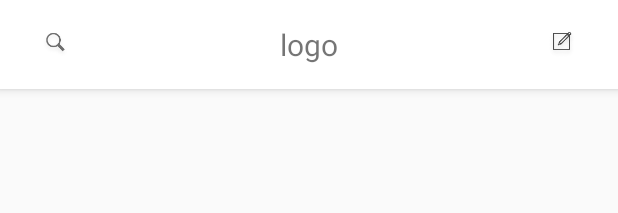
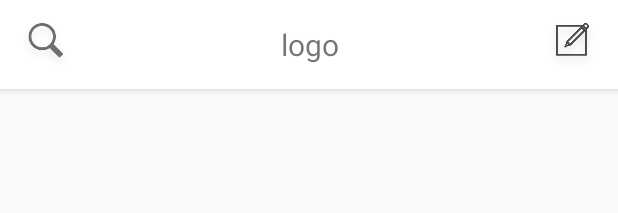
Before and after one commit to PartyGwam/front, an Android app: the layout main_toolbar.xml on its own in the app's theme, with its tools: preview values and no code run, on a phone screen of 412 x 824 dp. Shown: the top 213 px of the screen. Run offline under Robolectric (Android 15) with nearby library versions, the phone set to English and light mode, and no system bars.

Commit message:
매니패스트에 파티 디테일 액티비티 추가
+ 메뉴 아이콘 크기 수정

```diff
--- a/app/src/main/AndroidManifest.xml
+++ b/app/src/main/AndroidManifest.xml
@@ -22,5 +22,6 @@
         <activity android:name=".Join.View.JoinActivity"/>
         <activity android:name=".Main.Party.PartyActivity">
         </activity>
+        <activity android:name=".Main.Party.PartyDetailActivity"/>
     </application>
 </manifest>
--- a/app/src/main/res/layout/main_toolbar.xml
+++ b/app/src/main/res/layout/main_toolbar.xml
@@ -20,9 +20,9 @@
 
         <ImageView
             android:id="@+id/search_icon"
-            android:layout_width="22dp"
-            android:layout_height="22dp"
-            android:layout_marginLeft="26dp"
+            android:layout_width="wrap_content"
+            android:layout_height="wrap_content"
+            android:layout_marginStart="10dp"
             android:scaleType="fitXY"
             android:src="@drawable/find_icon"
             app:layout_constraintBottom_toBottomOf="parent"
@@ -31,10 +31,10 @@
 
         <ImageView
             android:id="@+id/create_new_party_icon"
-            android:layout_width="22dp"
-            android:layout_height="22dp"
+            android:layout_width="wrap_content"
+            android:layout_height="wrap_content"
             android:layout_marginBottom="19dp"
-            android:layout_marginRight="26dp"
+            android:layout_marginEnd="10dp"
             android:layout_marginTop="18dp"
             android:scaleType="fitXY"
             android:src="@drawable/write_icon"
```
